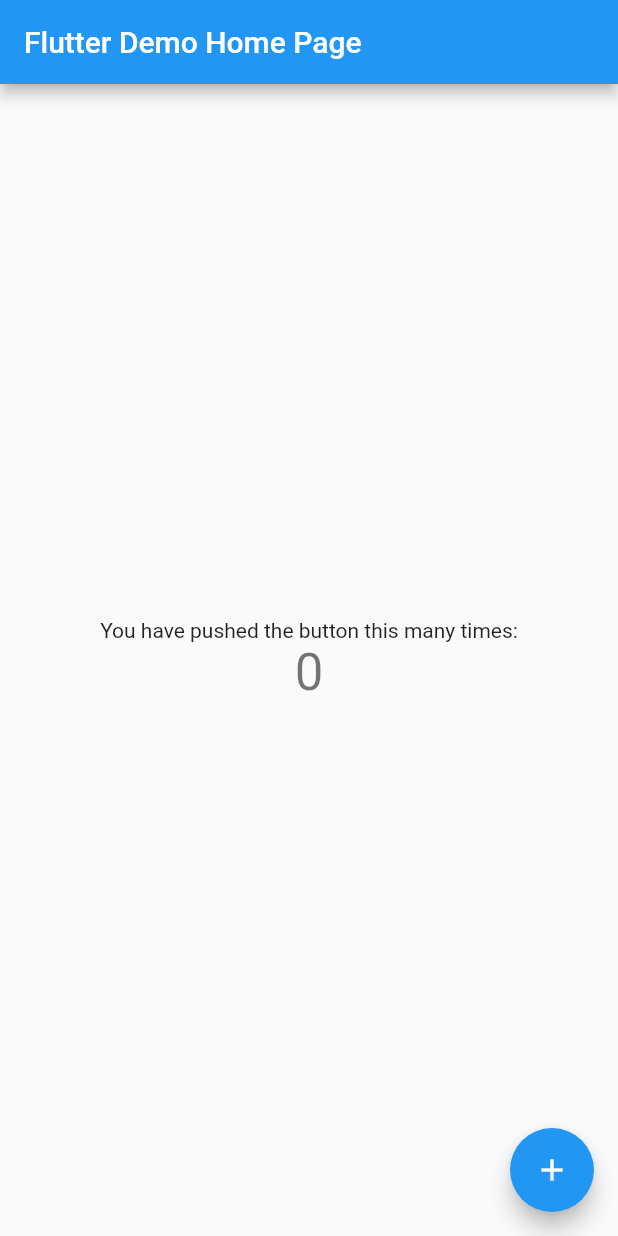
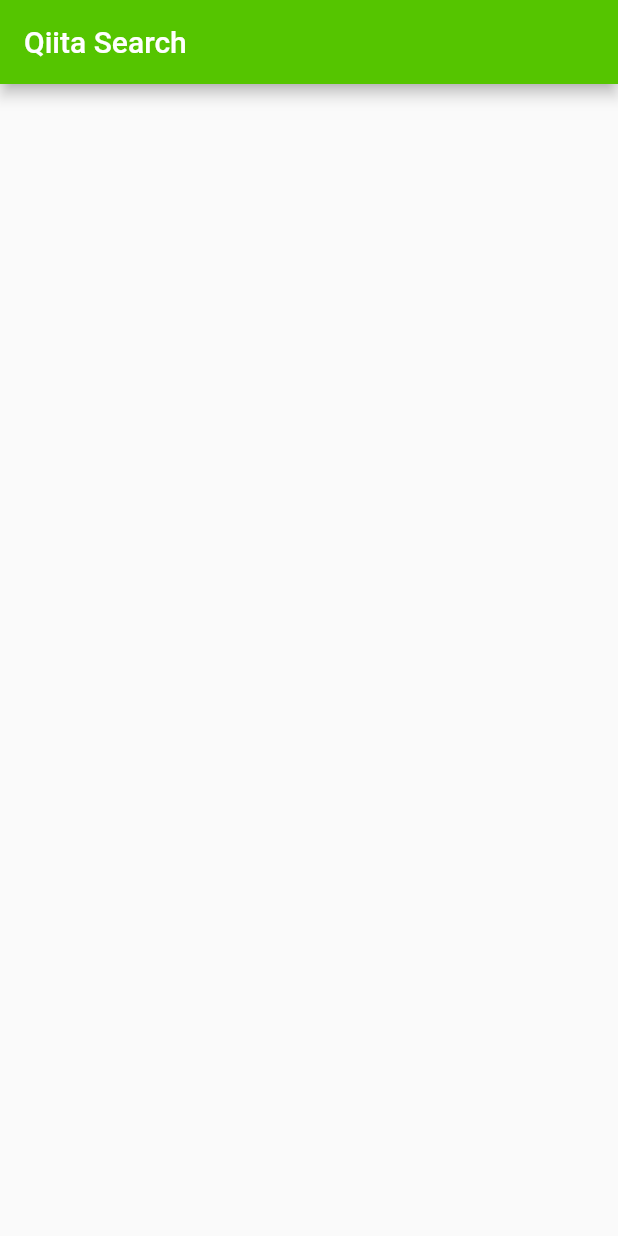
Before and after one commit to goombeer/flutter_sample, a Flutter app: the screen it shows after launch, on a phone screen of 412 x 824 dp. Run offline on Flutter 3.47's test engine with Material 2 defaults, Android fonts, the phone set to English and light mode, and no system bars.

Commit message:
途中まで

```diff
--- a/lib/main.dart
+++ b/lib/main.dart
@@ -1,4 +1,5 @@
 import 'package:flutter/material.dart';
+import 'package:flutter_sample/screens/search_screen.dart';
 
 void main() {
   runApp(const MyApp());
@@ -11,105 +12,18 @@ class MyApp extends StatelessWidget {
   @override
   Widget build(BuildContext context) {
     return MaterialApp(
-      title: 'Flutter Demo',
+      title: 'Qiita Search',
       theme: ThemeData(
-        // This is the theme of your application.
-        //
-        // Try running your application with "flutter run". You'll see the
-        // application has a blue toolbar. Then, without quitting the app, try
-        // changing the primarySwatch below to Colors.green and then invoke
-        // "hot reload" (press "r" in the console where you ran "flutter run",
-        // or simply save your changes to "hot reload" in a Flutter IDE).
-        // Notice that the counter didn't reset back to zero; the application
-        // is not restarted.
-        primarySwatch: Colors.blue,
+        primarySwatch: Colors.green,
+        fontFamily: 'Hiragino Sans',
+        appBarTheme: const AppBarTheme(
+          backgroundColor: Color(0xFF55C500),
+        ),
+        textTheme: Theme.of(context).textTheme.apply(
+              bodyColor: Colors.white,
+            ),
       ),
-      home: const MyHomePage(title: 'Flutter Demo Home Page'),
+      home: const SearchScreen(),
     );
   }
 }
-
-class MyHomePage extends StatefulWidget {
-  const MyHomePage({super.key, required this.title});
-
-  // This widget is the home page of your application. It is stateful, meaning
-  // that it has a State object (defined below) that contains fields that affect
-  // how it looks.
-
-  // This class is the configuration for the state. It holds the values (in this
-  // case the title) provided by the parent (in this case the App widget) and
-  // used by the build method of the State. Fields in a Widget subclass are
-  // always marked "final".
-
-  final String title;
-
-  @override
-  State<MyHomePage> createState() => _MyHomePageState();
-}
-
-class _MyHomePageState extends State<MyHomePage> {
-  int _counter = 0;
-
-  void _incrementCounter() {
-    setState(() {
-      // This call to setState tells the Flutter framework that something has
-      // changed in this State, which causes it to rerun the build method below
-      // so that the display can reflect the updated values. If we changed
-      // _counter without calling setState(), then the build method would not be
-      // called again, and so nothing would appear to happen.
-      _counter++;
-    });
-  }
-
-  @override
-  Widget build(BuildContext context) {
-    // This method is rerun every time setState is called, for instance as done
-    // by the _incrementCounter method above.
-    //
-    // The Flutter framework has been optimized to make rerunning build methods
-    // fast, so that you can just rebuild anything that needs updating rather
-    // than having to individually change instances of widgets.
-    return Scaffold(
-      appBar: AppBar(
-        // Here we take the value from the MyHomePage object that was created by
-        // the App.build method, and use it to set our appbar title.
-        title: Text(widget.title),
-      ),
-      body: Center(
-        // Center is a layout widget. It takes a single child and positions it
-        // in the middle of the parent.
-        child: Column(
-          // Column is also a layout widget. It takes a list of children and
-          // arranges them vertically. By default, it sizes itself to fit its
-          // children horizontally, and tries to be as tall as its parent.
-          //
-          // Invoke "debug painting" (press "p" in the console, choose the
-          // "Toggle Debug Paint" action from the Flutter Inspector in Android
-          // Studio, or the "Toggle Debug Paint" command in Visual Studio Code)
-          // to see the wireframe for each widget.
-          //
-          // Column has various properties to control how it sizes itself and
-          // how it positions its children. Here we use mainAxisAlignment to
-          // center the children vertically; the main axis here is the vertical
-          // axis because Columns are vertical (the cross axis would be
-          // horizontal).
-          mainAxisAlignment: MainAxisAlignment.center,
-          children: <Widget>[
-            const Text(
-              'You have pushed the button this many times:',
-            ),
-            Text(
-              '$_counter',
-              style: Theme.of(context).textTheme.headlineMedium,
-            ),
-          ],
-        ),
-      ),
-      floatingActionButton: FloatingActionButton(
-        onPressed: _incrementCounter,
-        tooltip: 'Increment',
-        child: const Icon(Icons.add),
-      ), // This trailing comma makes auto-formatting nicer for build methods.
-    );
-  }
-}
--- /dev/null
+++ b/lib/screens/search_screen.dart
@@ -0,0 +1,20 @@
+import 'package:flutter/material.dart';
+
+class SearchScreen extends StatefulWidget {
+  const SearchScreen({super.key});
+
+  @override
+  State<SearchScreen> createState() => _SearchScreenState();
+}
+
+class _SearchScreenState extends State<SearchScreen> {
+  @override
+  Widget build(BuildContext context) {
+    return Scaffold(
+      appBar: AppBar(
+        title: const Text('Qiita Search'),
+      ),
+      body: Container(),
+    );
+  }
+}
--- a/pubspec.yaml
+++ b/pubspec.yaml
@@ -35,6 +35,7 @@ dependencies:
   # The following adds the Cupertino Icons font to your application.
   # Use with the CupertinoIcons class for iOS style icons.
   cupertino_icons: ^1.0.2
+  http: ^0.13.5
 
 dev_dependencies:
   flutter_test:
```
Also changed, not shown: pubspec.lock.
